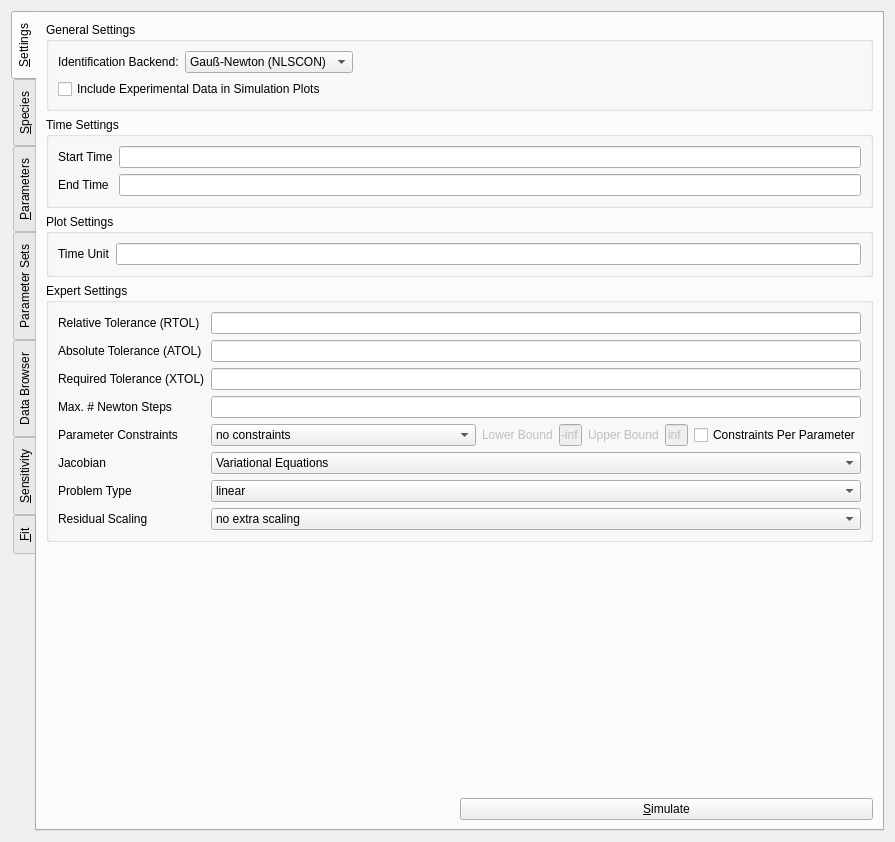
Above: src/simulationworkbench/simulationworkbench_v4.ui from CSB-at-ZIB/BioPARKIN before the change. Below: the same form after it.
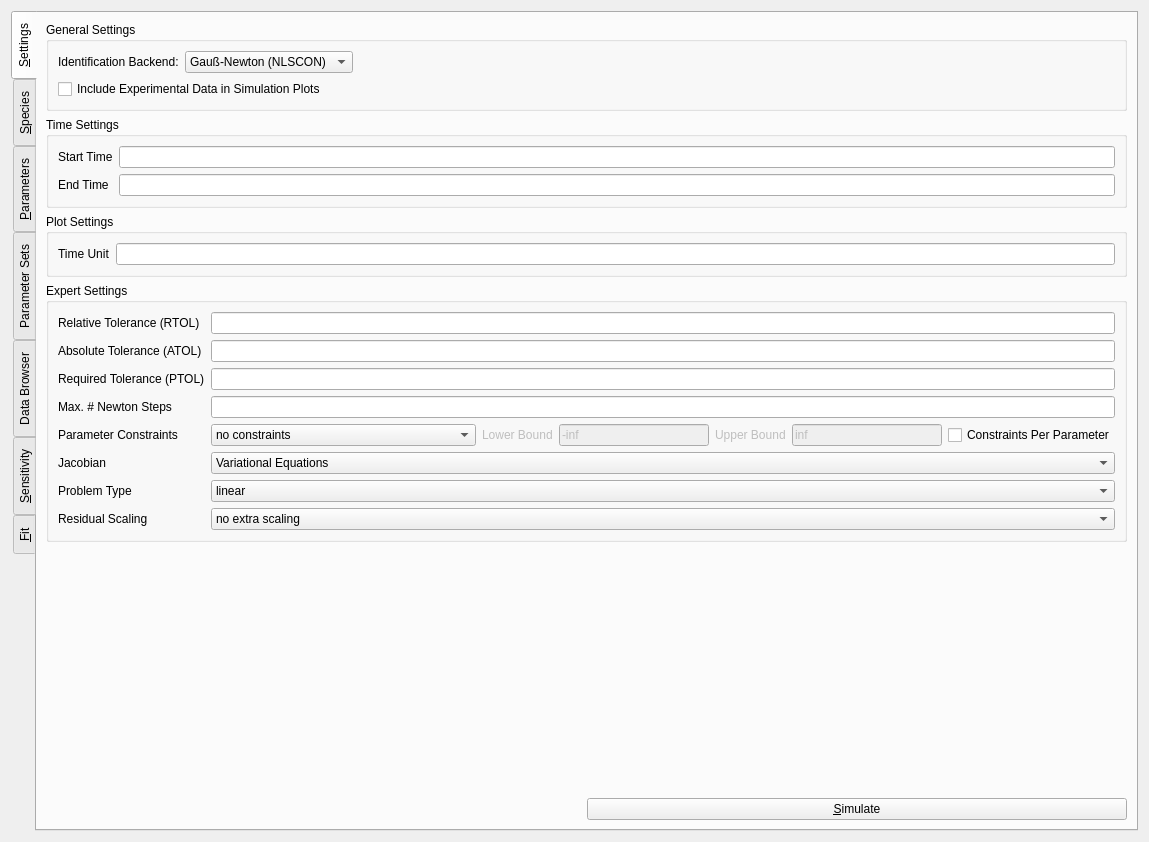
That is the form after the change.

Commit message: Changed label on sim-wrkbnch-card (XTOL -> PTOL)

Patch:
```diff
--- a/src/simulationworkbench/simulationworkbench_v4.ui
+++ b/src/simulationworkbench/simulationworkbench_v4.ui
@@ -6,7 +6,7 @@
    <rect>
     <x>0</x>
     <y>0</y>
-    <width>724</width>
+    <width>1149</width>
     <height>842</height>
    </rect>
   </property>
@@ -248,7 +248,7 @@
              <string>Required tolerance for Gauß Newton</string>
             </property>
             <property name="text">
-             <string>Required Tolerance (XTOL)</string>
+             <string>Required Tolerance (PTOL)</string>
             </property>
            </widget>
           </item>
```
The commit also changes 1 other file.
